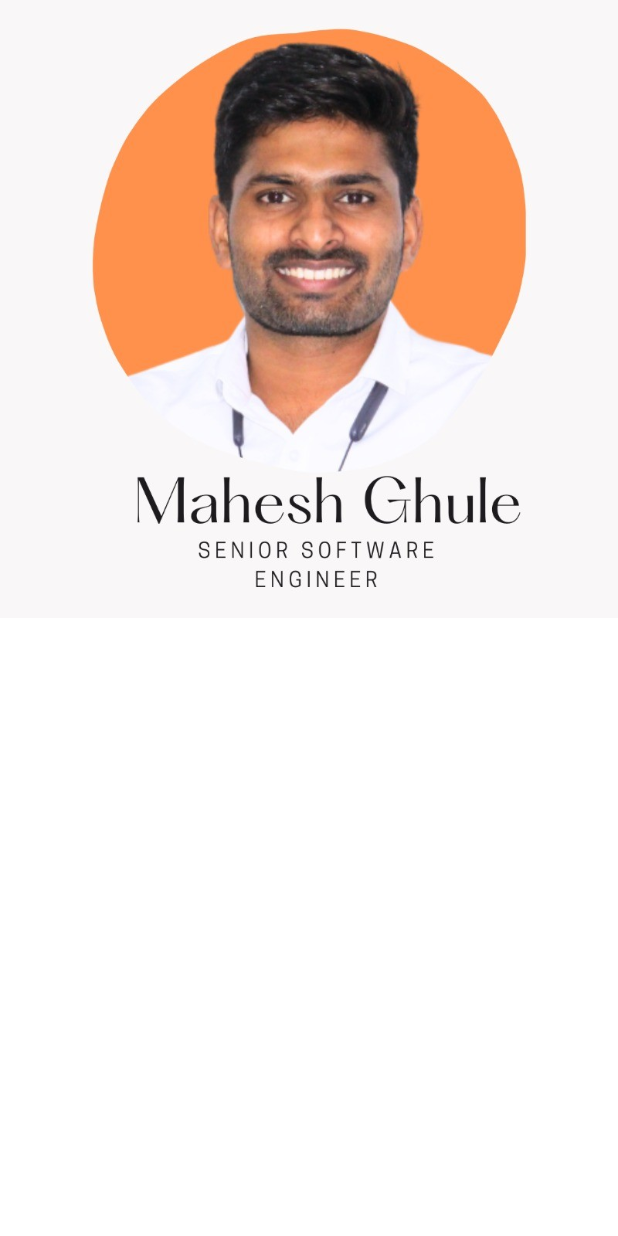
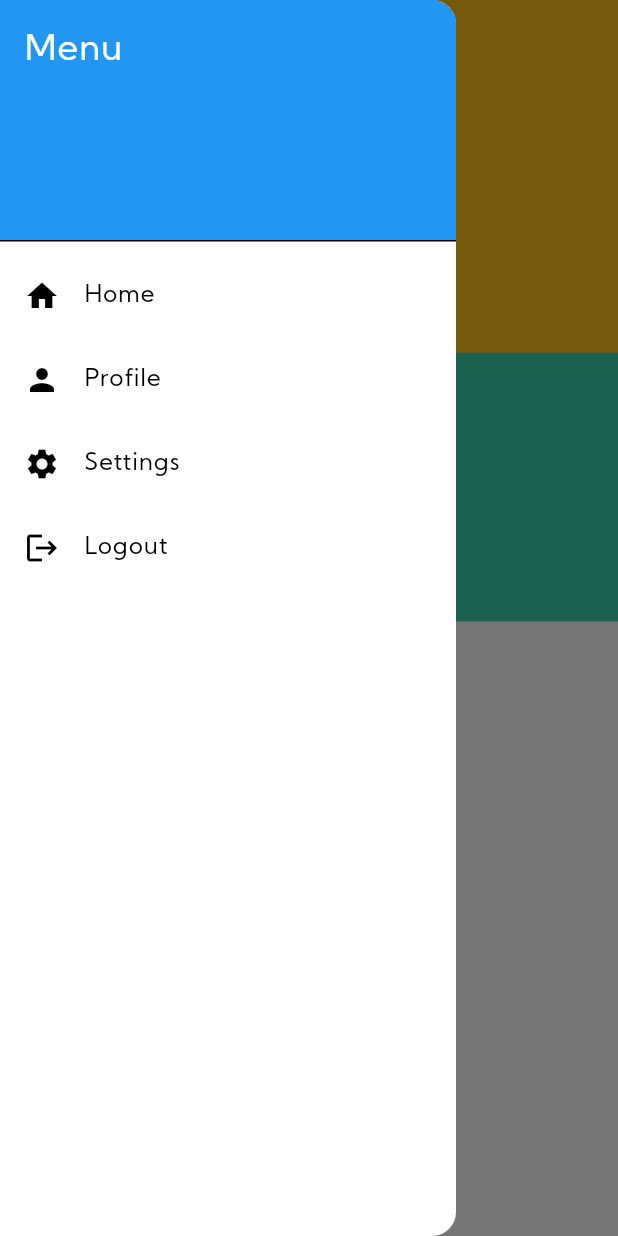
Before and after one commit to maheshbghule2000/myprofile, a Flutter app: the screen it shows after launch, with the side drawer open (before the commit the screen has no drawer), on a phone screen of 412 x 824 dp. Run offline on Flutter 3.47's test engine with Material 3 defaults, Android fonts, the phone set to English and light mode, and no system bars; our stand-ins replace auto_route, flutter_screenutil.

Commit message:
Add project configuration files and enhance dashboard layout with responsive design

```diff
--- a/lib/feature/dashboard/dashboard_view.dart
+++ b/lib/feature/dashboard/dashboard_view.dart
@@ -1,9 +1,7 @@
-import 'package:auto_route/annotations.dart';
 import 'package:auto_route/auto_route.dart';
 import 'package:flutter/material.dart';
 import 'package:flutter_screenutil/flutter_screenutil.dart';
-import 'package:lottie/lottie.dart';
-import 'package:my_profile/constant/app_images.dart';
+import 'package:my_profile/constant/app_colors.dart';
 import 'package:my_profile/routes/routes.gr.dart';
 
 @RoutePage()
@@ -18,31 +16,96 @@ class _DashboardViewState extends State<DashboardView> {
   @override
   Widget build(BuildContext context) {
     return Scaffold(
-        // appBar: AppBar(title: Text(" Dashboard")),
-        body: InkWell(
-            onTap: () {
-              context.router.push(const UserRoute());
-            },
-            child: Row(
-              mainAxisAlignment: MainAxisAlignment.start,
-              crossAxisAlignment: CrossAxisAlignment.start,
+      appBar: AppBar(
+        title: const Text('Dashboard'),
+        backgroundColor: AppColors.kRatingIconColor,
+      ),
+      // Drawer visible only on mobile view
+      drawer: LayoutBuilder(builder: (context, constraints) {
+        if (constraints.maxWidth <= 600) {
+          return Drawer(
+            child: ListView(
+              padding: EdgeInsets.zero,
               children: [
-                Expanded(
-                  child: Image.asset(
-                    AppImages.profileImage,
-                    fit: BoxFit.fitHeight,
-                    alignment: Alignment.center,
+                const DrawerHeader(
+                  decoration: BoxDecoration(
+                    color: Colors.blue,
+                  ),
+                  child: Text(
+                    'Menu',
+                    style: TextStyle(color: Colors.white, fontSize: 24),
                   ),
                 ),
-                // Column(
-                //   children: [
-                //     Padding(
-                //       padding: EdgeInsets.only(left: 10.sp,right: 10.sp),
-                //       child: Text("Name"),
-                //     ),
-                //   ],
-                // )
+                _menuItem(Icons.home, 'Home'),
+                _menuItem(Icons.person, 'Profile'),
+                _menuItem(Icons.settings, 'Settings'),
+                _menuItem(Icons.logout, 'Logout'),
               ],
-            )));
+            ),
+          );
+        }
+        return SizedBox();
+      }),
+      body: LayoutBuilder(builder: (context, constraints) {
+        bool isWeb = constraints.maxWidth > 600;
+
+        return SingleChildScrollView(
+          scrollDirection: isWeb ? Axis.horizontal : Axis.vertical,
+          child: isWeb
+              ? Row(
+                  children: _buildScreenParts(isWeb),
+                )
+              : Column(
+                  children: _buildScreenParts(isWeb),
+                ),
+        );
+      }),
+    );
+  }
+
+  // Method to build the screen parts
+  List<Widget> _buildScreenParts(bool isWeb) {
+    return [
+      Container(
+        width: isWeb ? 300.w : double.infinity,
+        height: isWeb ? 300.h : 150.h,
+        color: AppColors.kRatingIconColor,
+        child: Center(
+          child: Text(
+            "Part 1",
+            style: TextStyle(
+              fontSize: isWeb ? 24.sp : 18.sp,
+              color: Colors.white,
+            ),
+          ),
+        ),
+      ),
+      Container(
+        width: isWeb ? 300.w : double.infinity,
+        height: isWeb ? 300.h : 150.h,
+        color: AppColors.kConditionalApprovedColor,
+        child: Center(
+          child: Text(
+            "Part 2",
+            style: TextStyle(
+              fontSize: isWeb ? 24.sp : 18.sp,
+              color: Colors.white,
+            ),
+          ),
+        ),
+      ),
+
+    ];
+  }
+
+  // Drawer Menu Item Builder
+  Widget _menuItem(IconData icon, String title) {
+    return ListTile(
+      leading: Icon(icon),
+      title: Text(title),
+      onTap: () {
+        Navigator.pop(context); // Close the drawer after selection
+      },
+    );
   }
 }
```
Also changed, not shown: 2 other files.
